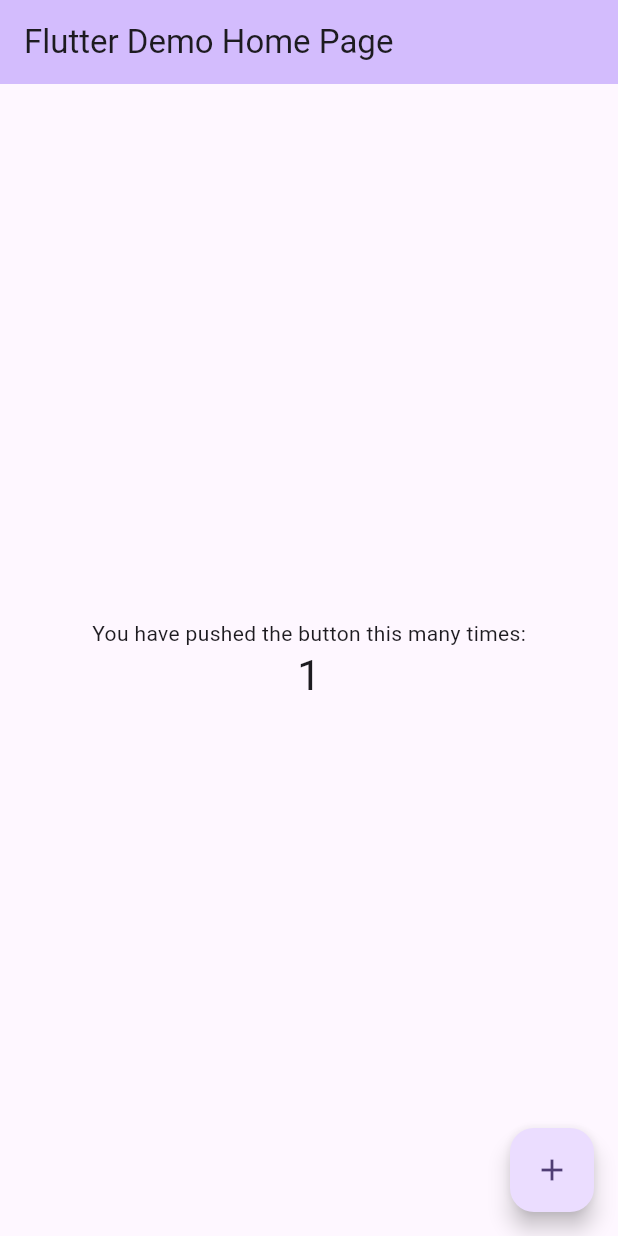
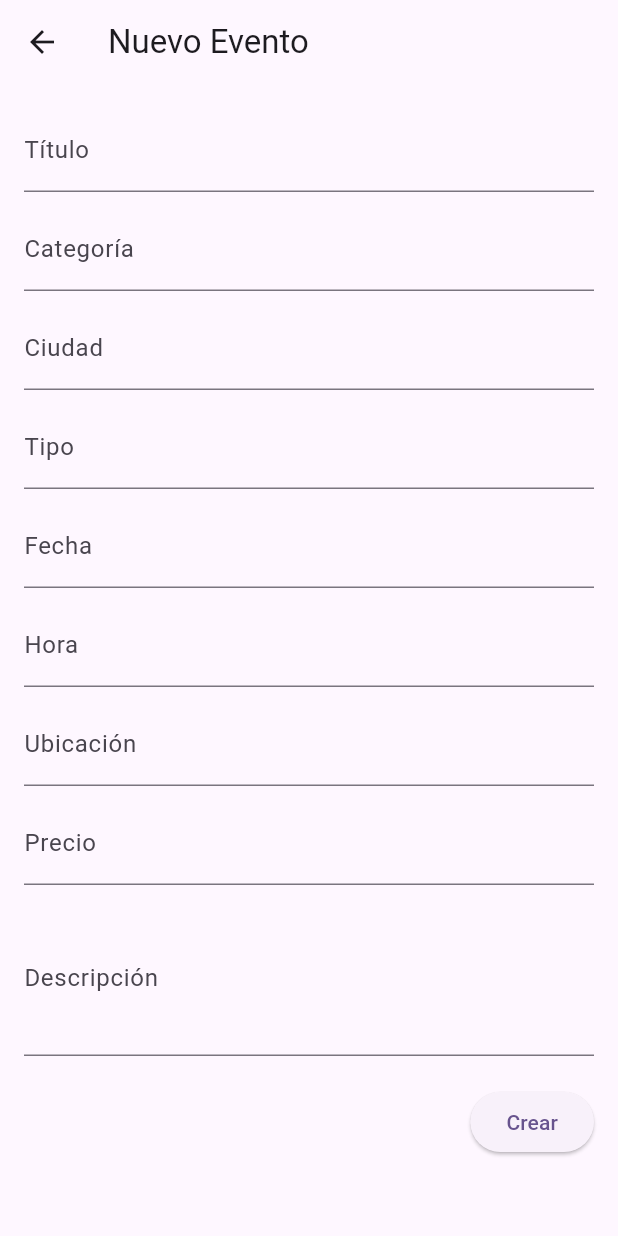
Before and after one commit to fgmasw/EnMiCiudad-Public, a Flutter app: the screen it shows after launch, after a tap on the "add" icon, on a phone screen of 412 x 824 dp. Run offline on Flutter 3.47's test engine with Material 3 defaults, Android fonts, the light colour scheme and no system bars; our stand-ins replace shared_preferences; network calls fail.

Commit message:
Update with changes 2024-12-31 14:42

```diff
--- a/lib/main.dart
+++ b/lib/main.dart
@@ -1,4 +1,9 @@
 import 'package:flutter/material.dart';
+
+// Importa aquí tus pantallas reales (asegúrate de crearlas en lib/screens/).
+import 'package:en_mi_ciudad/screens/home_screen.dart';
+import 'package:en_mi_ciudad/screens/detail_screen.dart';
+import 'package:en_mi_ciudad/screens/form_screen.dart';
 
 void main() {
   runApp(const MyApp());
@@ -7,119 +12,48 @@
 class MyApp extends StatelessWidget {
   const MyApp({super.key});
 
-  // This widget is the root of your application.
   @override
   Widget build(BuildContext context) {
     return MaterialApp(
-      title: 'Flutter Demo',
+      title: 'EnMiCiudad',
+      debugShowCheckedModeBanner: false,
       theme: ThemeData(
-        // This is the theme of your application.
-        //
-        // TRY THIS: Try running your application with "flutter run". You'll see
-        // the application has a purple toolbar. Then, without quitting the app,
-        // try changing the seedColor in the colorScheme below to Colors.green
-        // and then invoke "hot reload" (save your changes or press the "hot
-        // reload" button in a Flutter-supported IDE, or press "r" if you used
-        // the command line to start the app).
-        //
-        // Notice that the counter didn't reset back to zero; the application
-        // state is not lost during the reload. To reset the state, use hot
-        // restart instead.
-        //
-        // This works for code too, not just values: Most code changes can be
-        // tested with just a hot reload.
         colorScheme: ColorScheme.fromSeed(seedColor: Colors.deepPurple),
         useMaterial3: true,
       ),
-      home: const MyHomePage(title: 'Flutter Demo Home Page'),
+      // Indica que la primera ruta al arrancar es '/'
+      initialRoute: '/',
+      routes: {
+        // Rutas definidas para navegar a cada pantalla:
+        '/': (context) => const HomeScreen(),
+        '/detail': (context) => const DetailScreen(),
+        '/form': (context) => const FormScreen(),
+      },
+      // Si lo deseas, puedes omitir "home:" pues initialRoute: '/' ya define la pantalla inicial
+      // home: const PlaceholderHome(),
     );
   }
 }
 
-class MyHomePage extends StatefulWidget {
-  const MyHomePage({super.key, required this.title});
-
-  // This widget is the home page of your application. It is stateful, meaning
-  // that it has a State object (defined below) that contains fields that affect
-  // how it looks.
-
-  // This class is the configuration for the state. It holds the values (in this
-  // case the title) provided by the parent (in this case the App widget) and
-  // used by the build method of the State. Fields in a Widget subclass are
-  // always marked "final".
-
-  final String title;
-
-  @override
-  State<MyHomePage> createState() => _MyHomePageState();
-}
-
-class _MyHomePageState extends State<MyHomePage> {
-  int _counter = 0;
-
-  void _incrementCounter() {
-    setState(() {
-      // This call to setState tells the Flutter framework that something has
-      // changed in this State, which causes it to rerun the build method below
-      // so that the display can reflect the updated values. If we changed
-      // _counter without calling setState(), then the build method would not be
-      // called again, and so nothing would appear to happen.
-      _counter++;
-    });
-  }
+/// Si aún no tienes HomeScreen lista, podrías usar una pantalla placeholder.
+/// Luego la sustituyes por HomeScreen cuando la crees de verdad.
+/*
+class PlaceholderHome extends StatelessWidget {
+  const PlaceholderHome({super.key});
 
   @override
   Widget build(BuildContext context) {
-    // This method is rerun every time setState is called, for instance as done
-    // by the _incrementCounter method above.
-    //
-    // The Flutter framework has been optimized to make rerunning build methods
-    // fast, so that you can just rebuild anything that needs updating rather
-    // than having to individually change instances of widgets.
     return Scaffold(
       appBar: AppBar(
-        // TRY THIS: Try changing the color here to a specific color (to
-        // Colors.amber, perhaps?) and trigger a hot reload to see the AppBar
-        // change color while the other colors stay the same.
-        backgroundColor: Theme.of(context).colorScheme.inversePrimary,
-        // Here we take the value from the MyHomePage object that was created by
-        // the App.build method, and use it to set our appbar title.
-        title: Text(widget.title),
+        title: const Text('EnMiCiudad'),
       ),
-      body: Center(
-        // Center is a layout widget. It takes a single child and positions it
-        // in the middle of the parent.
-        child: Column(
-          // Column is also a layout widget. It takes a list of children and
-          // arranges them vertically. By default, it sizes itself to fit its
-          // children horizontally, and tries to be as tall as its parent.
-          //
-          // Column has various properties to control how it sizes itself and
-          // how it positions its children. Here we use mainAxisAlignment to
-          // center the children vertically; the main axis here is the vertical
-          // axis because Columns are vertical (the cross axis would be
-          // horizontal).
-          //
-          // TRY THIS: Invoke "debug painting" (choose the "Toggle Debug Paint"
-          // action in the IDE, or press "p" in the console), to see the
-          // wireframe for each widget.
-          mainAxisAlignment: MainAxisAlignment.center,
-          children: <Widget>[
-            const Text(
-              'You have pushed the button this many times:',
-            ),
-            Text(
-              '$_counter',
-              style: Theme.of(context).textTheme.headlineMedium,
-            ),
-          ],
+      body: const Center(
+        child: Text(
+          '¡Pantalla de inicio provisional!\nCrea tus pantallas y rutas.',
+          textAlign: TextAlign.center,
         ),
       ),
-      floatingActionButton: FloatingActionButton(
-        onPressed: _incrementCounter,
-        tooltip: 'Increment',
-        child: const Icon(Icons.add),
-      ), // This trailing comma makes auto-formatting nicer for build methods.
     );
   }
 }
+*/
--- /dev/null
+++ b/lib/screens/form_screen.dart
@@ -0,0 +1,245 @@
+// Archivo: D:\06MASW-A1\en_mi_ciudad\lib\screens\form_screen.dart
+
+import 'package:flutter/material.dart';
+import 'package:en_mi_ciudad/models/event_model.dart';
+import 'package:en_mi_ciudad/services/api_service.dart';
+
+class FormScreen extends StatefulWidget {
+  const FormScreen({Key? key}) : super(key: key);
+
+  @override
+  State<FormScreen> createState() => _FormScreenState();
+}
+
+class _FormScreenState extends State<FormScreen> {
+  final _formKey = GlobalKey<FormState>();
+  final ApiService _apiService = ApiService();
+
+  // Controladores para los campos del formulario
+  late TextEditingController _titleController;
+  late TextEditingController _categoryController;
+  late TextEditingController _cityController;
+  late TextEditingController _typeController;
+  late TextEditingController _dateController;
+  late TextEditingController _hourController;
+  late TextEditingController _locationController;
+  late TextEditingController _priceController;
+  late TextEditingController _descriptionController;
+
+  // Para diferenciar si estamos en “Crear” o “Editar”
+  Event? _editingEvent;
+
+  @override
+  void initState() {
+    super.initState();
+
+    // Verificar si recibimos un Event como argumento (modo edición)
+    final args = ModalRoute.of(context)!.settings.arguments;
+    if (args != null && args is Event) {
+      _editingEvent = args;
+    }
+
+    // Inicializar controladores
+    _titleController = TextEditingController(text: _editingEvent?.title ?? '');
+    _categoryController = TextEditingController(text: _editingEvent?.category ?? '');
+    _cityController = TextEditingController(text: _editingEvent?.city ?? '');
+    _typeController = TextEditingController(text: _editingEvent?.type ?? '');
+    _dateController = TextEditingController(text: _editingEvent?.date ?? '');
+    _hourController = TextEditingController(text: _editingEvent?.hour ?? '');
+    _locationController = TextEditingController(text: _editingEvent?.location ?? '');
+    _priceController = TextEditingController(text: _editingEvent?.price ?? '');
+    _descriptionController = TextEditingController(text: _editingEvent?.description ?? '');
+  }
+
+  @override
+  void dispose() {
+    // Liberar recursos
+    _titleController.dispose();
+    _categoryController.dispose();
+    _cityController.dispose();
+    _typeController.dispose();
+    _dateController.dispose();
+    _hourController.dispose();
+    _locationController.dispose();
+    _priceController.dispose();
+    _descriptionController.dispose();
+    super.dispose();
+  }
+
+  // Acción al pulsar en “Guardar”
+  Future<void> _saveEvent() async {
+    if (_formKey.currentState!.validate()) {
+      // Recogemos los valores del form
+      final eventData = Event(
+        id: _editingEvent?.id, // null si estamos creando
+        title: _titleController.text.trim(),
+        category: _categoryController.text.trim(),
+        city: _cityController.text.trim(),
+        type: _typeController.text.trim(),
+        date: _dateController.text.trim(),
+        hour: _hourController.text.trim(),
+        location: _locationController.text.trim(),
+        price: _priceController.text.trim(),
+        description: _descriptionController.text.trim(),
+      );
+
+      try {
+        if (_editingEvent == null) {
+          // Crear nuevo evento
+          await _apiService.createEvent(eventData);
+          ScaffoldMessenger.of(context).showSnackBar(
+            const SnackBar(content: Text('Evento creado correctamente')),
+          );
+        } else {
+          // Editar evento existente
+          await _apiService.updateEvent(eventData);
+          ScaffoldMessenger.of(context).showSnackBar(
+            const SnackBar(content: Text('Evento actualizado correctamente')),
+          );
+        }
+
+        // Volvemos a la pantalla anterior (o a Home)
+        Navigator.pop(context, true);
+        // Podemos devolver un bool para indicar “guardado con éxito”
+      } catch (e) {
+        ScaffoldMessenger.of(context).showSnackBar(
+          SnackBar(content: Text('Error al guardar el evento: $e')),
+        );
+      }
+    }
+  }
+
+  @override
+  Widget build(BuildContext context) {
+    final isEditMode = _editingEvent != null;
+    final titleAppBar = isEditMode ? 'Editar Evento' : 'Nuevo Evento';
+
+    return Scaffold(
+      appBar: AppBar(
+        title: Text(titleAppBar),
+      ),
+      body: SingleChildScrollView(
+        padding: const EdgeInsets.all(16.0),
+        child: Form(
+          key: _formKey, // Clave para validar
+          child: Column(
+            crossAxisAlignment: CrossAxisAlignment.start,
+            children: [
+              // Título
+              TextFormField(
+                controller: _titleController,
+                decoration: const InputDecoration(
+                  labelText: 'Título',
+                  hintText: 'Ej: Concierto de Rock',
+                ),
+                validator: (value) {
+                  if (value == null || value.isEmpty) {
+                    return 'Por favor, ingresa el título.';
+                  }
+                  return null;
+                },
+              ),
+              const SizedBox(height: 10),
+
+              // Categoría
+              TextFormField(
+                controller: _categoryController,
+                decoration: const InputDecoration(
+                  labelText: 'Categoría',
+                  hintText: 'Ej: fiestas, arte, geek...',
+                ),
+              ),
+              const SizedBox(height: 10),
+
+              // Ciudad
+              TextFormField(
+                controller: _cityController,
+                decoration: const InputDecoration(
+                  labelText: 'Ciudad',
+                  hintText: 'Ej: Rio de Janeiro, Sao Paulo...',
+                ),
+              ),
+              const SizedBox(height: 10),
+
+              // Tipo
+              TextFormField(
+                controller: _typeController,
+                decoration: const InputDecoration(
+                  labelText: 'Tipo',
+                  hintText: 'Online o Presencial',
+                ),
+              ),
+              const SizedBox(height: 10),
+
+              // Fecha
+              TextFormField(
+                controller: _dateController,
+                decoration: const InputDecoration(
+                  labelText: 'Fecha',
+                  hintText: '2025-01-01',
+                ),
+                validator: (value) {
+                  if (value == null || value.isEmpty) {
+                    return 'Ingresa la fecha.';
+                  }
+                  return null;
+                },
+              ),
+              const SizedBox(height: 10),
+
+              // Hora
+              TextFormField(
+                controller: _hourController,
+                decoration: const InputDecoration(
+                  labelText: 'Hora',
+                  hintText: 'HH:MM',
+                ),
+              ),
+              const SizedBox(height: 10),
+
+              // Ubicación
+              TextFormField(
+                controller: _locationController,
+                decoration: const InputDecoration(
+                  labelText: 'Ubicación',
+                  hintText: 'Ej: Plaza Central / Online...',
+                ),
+              ),
+              const SizedBox(height: 10),
+
+              // Precio
+              TextFormField(
+                controller: _priceController,
+                decoration: const InputDecoration(
+                  labelText: 'Precio',
+                  hintText: 'Ej: R\$ 50, R\$ 0 (gratis)',
+                ),
+              ),
+              const SizedBox(height: 10),
+
+              // Descripción
+              TextFormField(
+                controller: _descriptionController,
+                maxLines: 3,
+                decoration: const InputDecoration(
+                  labelText: 'Descripción',
+                  hintText: 'Describe el evento...',
+                ),
+              ),
+              const SizedBox(height: 20),
+
+              // Botón Guardar
+              Align(
+                alignment: Alignment.centerRight,
+                child: ElevatedButton(
+                  onPressed: _saveEvent,
+                  child: Text(isEditMode ? 'Actualizar' : 'Crear'),
+                ),
+              ),
+            ],
+          ),
+        ),
+      ),
+    );
+  }
+}
--- /dev/null
+++ b/lib/screens/home_screen.dart
@@ -0,0 +1,89 @@
+// Archivo: D:\06MASW-A1\en_mi_ciudad\lib\screens\home_screen.dart
+
+import 'package:flutter/material.dart';
+import 'package:en_mi_ciudad/services/api_service.dart';
+import 'package:en_mi_ciudad/models/event_model.dart';
+// (Opcional) Si tienes un widget "EventCard" en lib/widgets/event_card.dart:
+// import 'package:en_mi_ciudad/widgets/event_card.dart';
+
+class HomeScreen extends StatefulWidget {
+  const HomeScreen({Key? key}) : super(key: key);
+
+  @override
+  State<HomeScreen> createState() => _HomeScreenState();
+}
+
+class _HomeScreenState extends State<HomeScreen> {
+  final ApiService _apiService = ApiService();
+  late Future<List<Event>> _futureEvents;
+
+  @override
+  void initState() {
+    super.initState();
+    _futureEvents = _apiService.fetchEvents();
+  }
+
+  @override
+  Widget build(BuildContext context) {
+    return Scaffold(
+      appBar: AppBar(
+        title: const Text('EnMiCiudad'),
+        actions: [
+          IconButton(
+            icon: const Icon(Icons.add),
+            tooltip: 'Crear nuevo evento',
+            onPressed: () {
+              // Navegar a la pantalla de formulario
+              Navigator.pushNamed(context, '/form');
+            },
+          ),
+        ],
+      ),
+      body: FutureBuilder<List<Event>>(
+        future: _futureEvents,
+        builder: (context, snapshot) {
+          if (snapshot.connectionState == ConnectionState.waiting) {
+            // Muestra un indicador de carga mientras esperamos la respuesta
+            return const Center(child: CircularProgressIndicator());
+          } else if (snapshot.hasError) {
+            // Si hubo error en la petición
+            return Center(
+              child: Text('Error: ${snapshot.error}'),
+            );
+          } else if (!snapshot.hasData || snapshot.data!.isEmpty) {
+            // Lista vacía o sin datos
+            return const Center(
+              child: Text('No hay eventos disponibles.'),
+            );
+          } else {
+            // Tenemos una lista de eventos
+            final events = snapshot.data!;
+            return ListView.builder(
+              itemCount: events.length,
+              itemBuilder: (context, index) {
+                final event = events[index];
+
+                // Opcional: Usa un Widget personalizado (EventCard).
+                // return EventCard(event: event);
+
+                // Ejemplo básico con ListTile:
+                return ListTile(
+                  title: Text(event.title),
+                  subtitle: Text('Fecha: ${event.date}'),
+                  onTap: () {
+                    // Navegar a detail_screen, pasando el evento o su ID
+                    Navigator.pushNamed(
+                      context,
+                      '/detail',
+                      arguments: event, // Pasamos el objeto entero
+                    );
+                  },
+                );
+              },
+            );
+          }
+        },
+      ),
+    );
+  }
+}
--- a/lib/services/api_service.dart
+++ b/lib/services/api_service.dart
@@ -7,7 +7,8 @@ import 'package:en_mi_ciudad/models/event_model.dart';
 
 class ApiService {
   // Cambia 'localhost' a '10.0.2.2' si usas emulador Android.
-  final String baseUrl = 'http://localhost:3000';
+  // final String baseUrl = 'http://localhost:3000';
+  final String baseUrl = 'http://10.0.2.2:3000';
 
   /// (GET) Obtiene la lista de eventos: /events
   Future<List<Event>> fetchEvents() async {
--- a/pubspec.yaml
+++ b/pubspec.yaml
@@ -25,7 +25,7 @@ dependencies:
   cupertino_icons: ^1.0.8
 
   # Librería http para peticiones GET, POST, etc.
-  http: ^0.13.6
+  http: ^1.2.2
 
   # Añade la librería shared_preferences para almacenar datos localmente.
   shared_preferences: ^2.0.15
```
Also changed, not shown: lib/screens/detail_screen.dart (added, +128 -0 lines), pubspec.lock, 4 other files.
